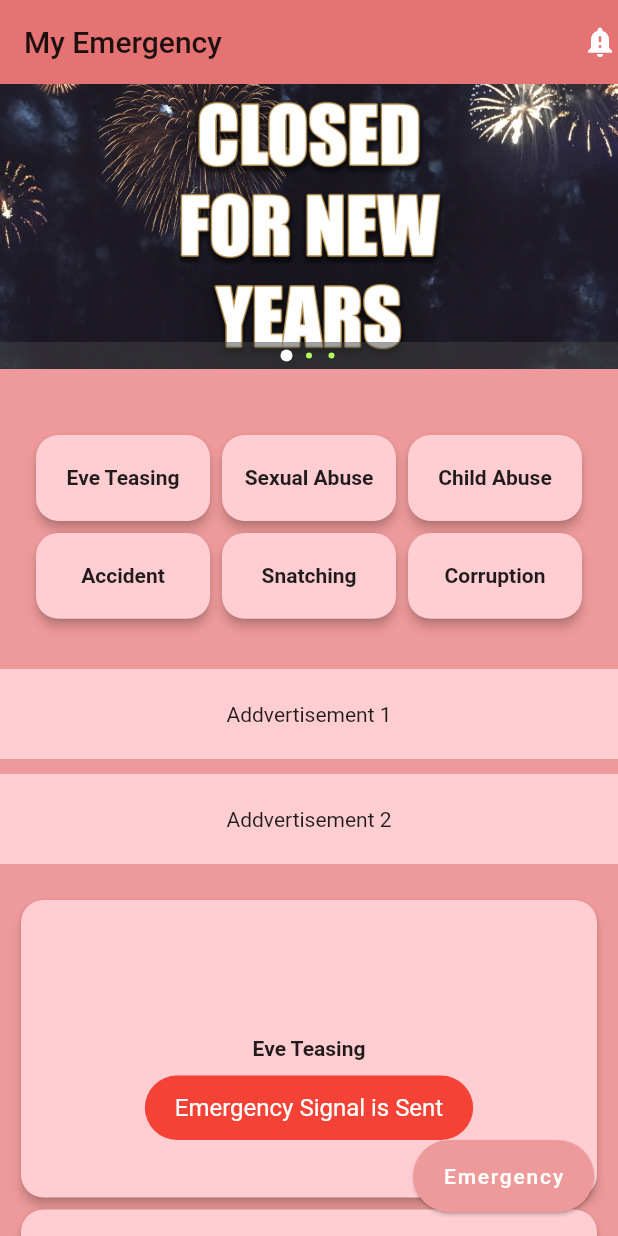
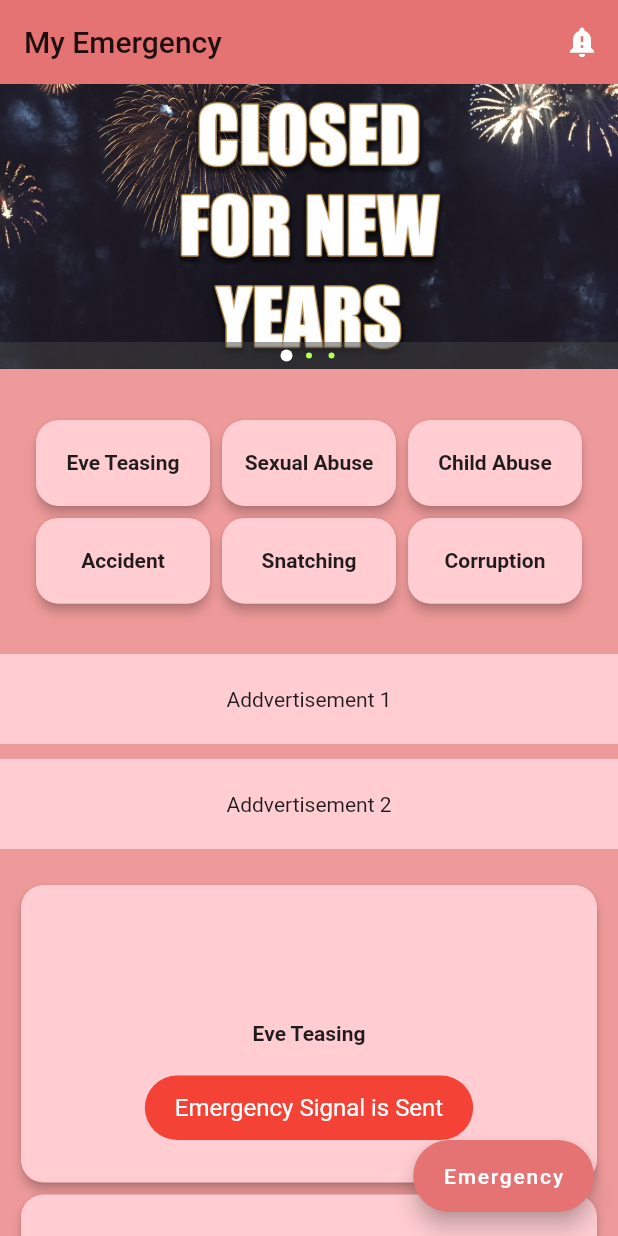
Before and after one commit to santoshakil/my_emergency, a Flutter app: the screen it shows after launch, after a tap on "Emergency", on a phone screen of 412 x 824 dp. Run offline on Flutter 3.47's test engine with Material 2 defaults, Android fonts, the phone set to English and light mode, and no system bars; drawn by our look-alikes of carousel_pro; our stand-ins replace fluttertoast.

Commit message:
first commit

```diff
--- a/lib/main.dart
+++ b/lib/main.dart
@@ -1,12 +1,12 @@
 import 'package:flutter/material.dart';
 import 'package:flutter/services.dart';
-import 'package:my_emergency/widgets/appbar.dart';
-import 'package:my_emergency/widgets/floating_button.dart';
-import 'package:my_emergency/widgets/slideshow.dart';
-import 'widgets/crimes.dart';
-import 'widgets/emergency_catagory.dart';
-import 'widgets/floating_button.dart';
-import 'widgets/addvertise.dart';
+import 'package:my_emergency/widgets/main/appbar.dart';
+import 'package:my_emergency/widgets/main/floating_button.dart';
+import 'package:my_emergency/widgets/main/slideshow.dart';
+import 'widgets/main/crimes.dart';
+import 'widgets/main/emergency_catagory.dart';
+import 'widgets/main/floating_button.dart';
+import 'widgets/main/addvertise.dart';
 
 void main() {
   runApp(MaterialApp(
@@ -38,7 +38,7 @@ class _MainState extends State<Main> {
           //mainAxisSize: MainAxisSize.max,
           children: [
             slideshow(),
-            SizedBox(height: 20.0),
+            SizedBox(height: 10.0),
             Container(
               alignment: Alignment.center,
               padding: EdgeInsets.all(10.0),
@@ -51,7 +51,7 @@ class _MainState extends State<Main> {
                 children: emergencyCatagory(),
               ),
             ),
-            SizedBox(height: 10),
+            SizedBox(height: 10.0),
             addvertise(),
             SizedBox(height: 10.0),
             Container(
--- a/lib/widgets/emergency_catagory.dart
+++ /dev/null
@@ -1,33 +0,0 @@
-import 'package:flutter/material.dart';
-
-List<Widget> emergencyCatagory() {
-  card(text) {
-    return Card(
-      color: Colors.red[100],
-      semanticContainer: true,
-      elevation: 3.0,
-      shape: RoundedRectangleBorder(
-        borderRadius: BorderRadius.circular(15.0),
-      ),
-      child: Center(
-        child: Text(
-          text,
-          textAlign: TextAlign.center,
-          style: TextStyle(
-            fontSize: 14.0,
-            fontWeight: FontWeight.bold,
-          ),
-        ),
-      ),
-    );
-  }
-
-  return [
-    card('Eve Teasing'),
-    card('Sexual Abuse'),
-    card('Child Abuse'),
-    card('Accident'),
-    card('Snatching'),
-    card('Corruption'),
-  ];
-}
--- a/lib/widgets/appbar.dart
+++ b/lib/widgets/main/appbar.dart
@@ -9,7 +9,10 @@ appBar() {
       style: TextStyle(color: Colors.black87),
     ),
     actions: [
-      Icon(Icons.notification_important),
+      IconButton(
+        icon: Icon(Icons.notification_important),
+        onPressed: () {},
+      )
     ],
   );
 }
--- /dev/null
+++ b/lib/widgets/main/emergency_catagory.dart
@@ -0,0 +1,56 @@
+import 'package:flutter/material.dart';
+import 'package:fluttertoast/fluttertoast.dart';
+
+emergencySignalCatagorized() {
+  print('Emergency Signal catagorized');
+}
+
+toastForEmergencySignalCatagorized() {
+  Fluttertoast.showToast(
+    msg: "Emergency Signal Catagorized is Sent",
+    toastLength: Toast.LENGTH_SHORT,
+    gravity: ToastGravity.BOTTOM,
+    timeInSecForIosWeb: 1,
+    backgroundColor: Colors.red,
+    textColor: Colors.white,
+    fontSize: 16.0,
+  );
+}
+
+List<Widget> emergencyCatagory() {
+  card(text) {
+    return GestureDetector(
+      child: Card(
+        color: Colors.red[100],
+        semanticContainer: true,
+        elevation: 3.0,
+        shape: RoundedRectangleBorder(
+          borderRadius: BorderRadius.circular(15.0),
+        ),
+        child: Center(
+          child: Text(
+            text,
+            textAlign: TextAlign.center,
+            style: TextStyle(
+              fontSize: 14.0,
+              fontWeight: FontWeight.bold,
+            ),
+          ),
+        ),
+      ),
+      onTap: () {
+        toastForEmergencySignalCatagorized();
+        emergencySignalCatagorized();
+      },
+    );
+  }
+
+  return [
+    card('Eve Teasing'),
+    card('Sexual Abuse'),
+    card('Child Abuse'),
+    card('Accident'),
+    card('Snatching'),
+    card('Corruption'),
+  ];
+}
--- a/lib/widgets/floating_button.dart
+++ b/lib/widgets/main/floating_button.dart
@@ -13,17 +13,17 @@ toastForFloatingButton() {
   );
 }
 
-emergencyConditionsForFloatingButton() {
-  print('Emergency Conditions');
+emergencySignal() {
+  print('Emergency Signal');
 }
 
 var floatingButton = FloatingActionButton.extended(
-  backgroundColor: Colors.red[200],
-  elevation: 1,
+  backgroundColor: Colors.red[300],
+  elevation: 6,
   isExtended: true,
   label: Text('Emergency'),
   onPressed: () {
-    emergencyConditionsForFloatingButton();
+    emergencySignal();
     toastForFloatingButton();
   },
 );
```
Also changed, not shown: lib/widgets/main/addvertise.dart (renamed from lib/widgets/addvertise.dart), lib/widgets/main/crimes.dart (renamed from lib/widgets/crimes.dart), lib/widgets/main/slideshow.dart (renamed from lib/widgets/slideshow.dart).
